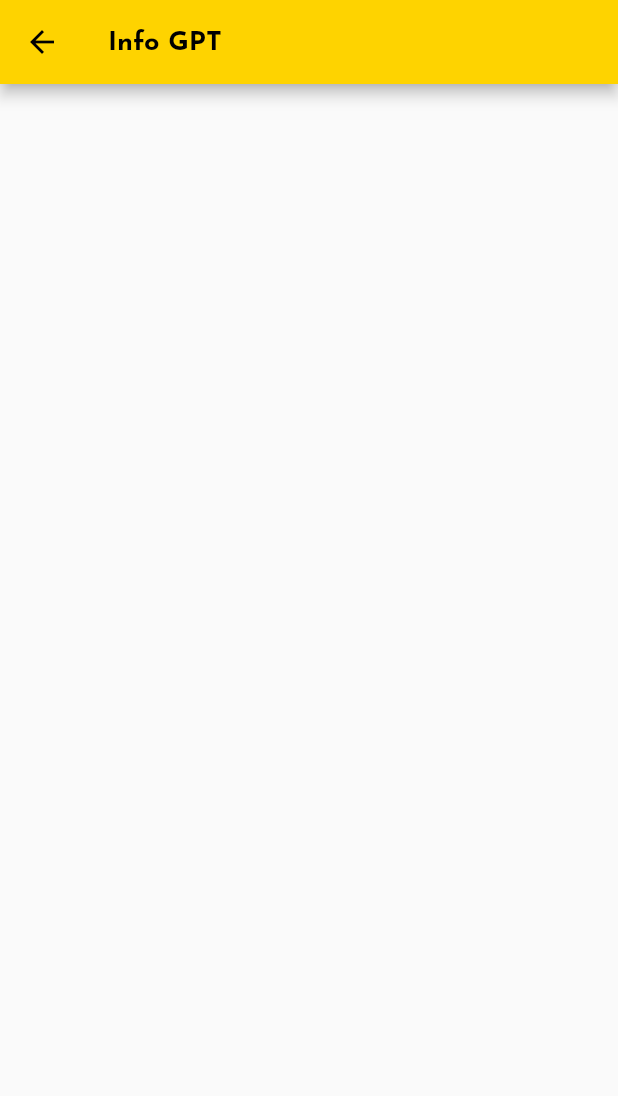
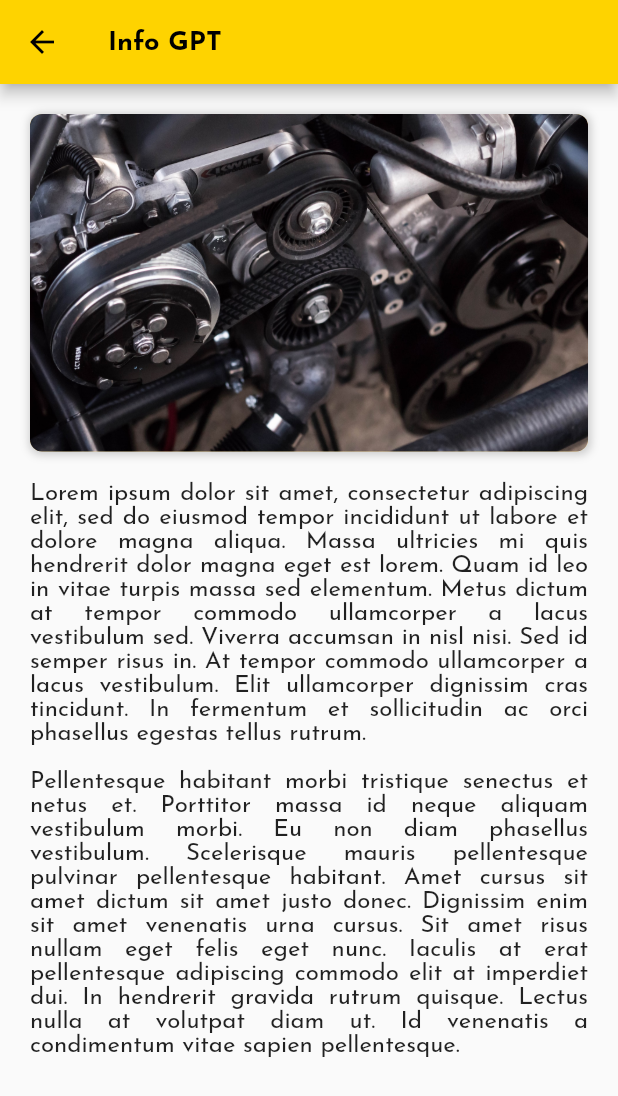
Before and after one commit to Bila18/gpp_mobile, a Flutter app: the HomeView screen opened directly, after a tap on "Info GPT", on a phone screen of 412 x 824 dp. Shown: the top 1096 px of the screen. Run offline on Flutter 3.47's test engine with Material 2 defaults, Android fonts, the phone set to English and light mode, and no system bars; our stand-ins replace google_fonts.

Commit message:
Make Info GPT Screen

```diff
--- /dev/null
+++ b/lib/utils/text.dart
@@ -0,0 +1,2 @@
+const String bodyInfoGpt =
+    "Lorem ipsum dolor sit amet, consectetur adipiscing elit, sed do eiusmod tempor incididunt ut labore et dolore magna aliqua. Massa ultricies mi quis hendrerit dolor magna eget est lorem. Quam id leo in vitae turpis massa sed elementum. Metus dictum at tempor commodo ullamcorper a lacus vestibulum sed. Viverra accumsan in nisl nisi. Sed id semper risus in. At tempor commodo ullamcorper a lacus vestibulum. Elit ullamcorper dignissim cras tincidunt. In fermentum et sollicitudin ac orci phasellus egestas tellus rutrum.\n\nPellentesque habitant morbi tristique senectus et netus et. Porttitor massa id neque aliquam vestibulum morbi. Eu non diam phasellus vestibulum. Scelerisque mauris pellentesque pulvinar pellentesque habitant. Amet cursus sit amet dictum sit amet justo donec. Dignissim enim sit amet venenatis urna cursus. Sit amet risus nullam eget felis eget nunc. Iaculis at erat pellentesque adipiscing commodo elit at imperdiet dui. In hendrerit gravida rutrum quisque. Lectus nulla at volutpat diam ut. Id venenatis a condimentum vitae sapien pellentesque.";
--- a/lib/views/home_view.dart
+++ b/lib/views/home_view.dart
@@ -21,7 +21,7 @@ class _HomeViewState extends State<HomeView> {
           'Hi, Nabila!',
           style: TextStyle(color: Colors.black),
         ),
-        backgroundColor: Colors.white,
+        backgroundColor: ColorPallete.primary,
         automaticallyImplyLeading: false,
         actions: [
           IconButton(
--- a/lib/views/info_gpt_view.dart
+++ b/lib/views/info_gpt_view.dart
@@ -1,5 +1,6 @@
 import 'package:flutter/material.dart';
 import 'package:gpp_mobile/utils/color_pallete.dart';
+import 'package:gpp_mobile/utils/text.dart';
 
 class InfoGPTView extends StatelessWidget {
   const InfoGPTView({super.key});
@@ -25,6 +26,46 @@ class InfoGPTView extends StatelessWidget {
           },
         ),
       ),
+      body: SingleChildScrollView(
+        child: Padding(
+          padding: const EdgeInsets.all(20),
+          child: Column(
+            children: [
+              Container(
+                height: 225,
+                width: double.infinity,
+                decoration: BoxDecoration(
+                  color: ColorPallete.box,
+                  borderRadius: BorderRadius.circular(8),
+                  boxShadow: [
+                    BoxShadow(
+                      color: const Color.fromARGB(255, 204, 204, 204),
+                      spreadRadius: 1,
+                      blurRadius: 4,
+                      offset: Offset.fromDirection(1.0),
+                    ),
+                  ],
+                ),
+                child: ClipRRect(
+                  borderRadius: BorderRadius.circular(8),
+                  child: Image.asset(
+                    'assets/images/spare-parts/pic2.jpg',
+                    fit: BoxFit.fill,
+                  ),
+                ),
+              ),
+              const SizedBox(
+                height: 20,
+              ),
+              const Text(
+                bodyInfoGpt,
+                textAlign: TextAlign.justify,
+                style: TextStyle(fontSize: 16),
+              )
+            ],
+          ),
+        ),
+      ),
     );
   }
 }
```
